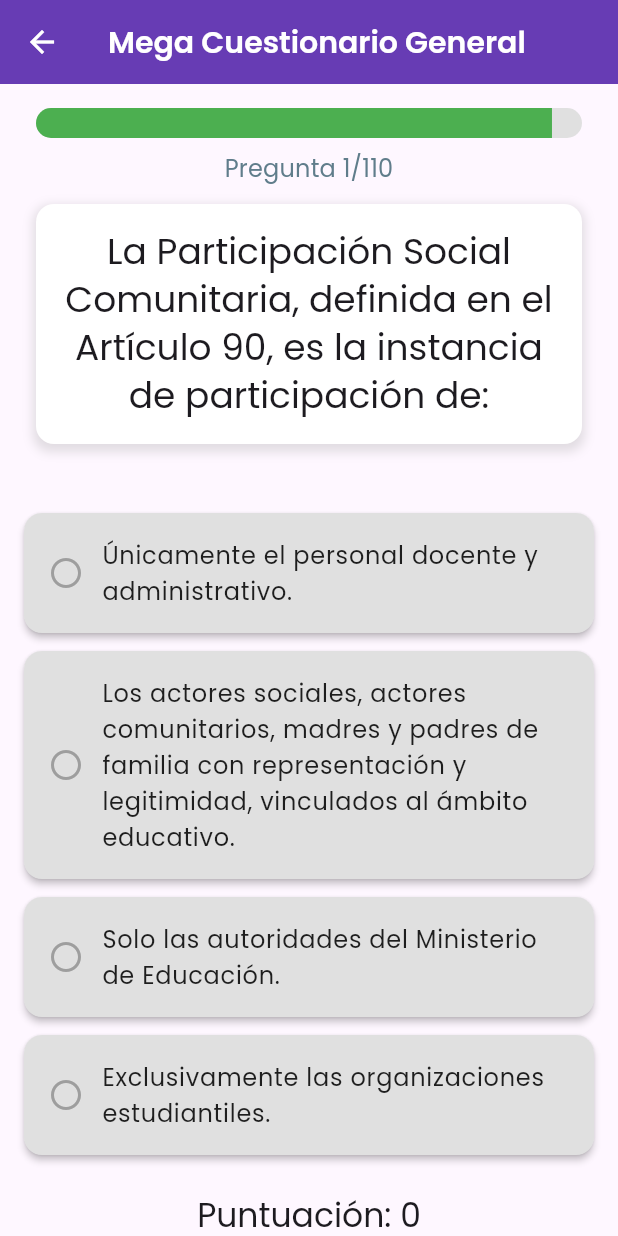
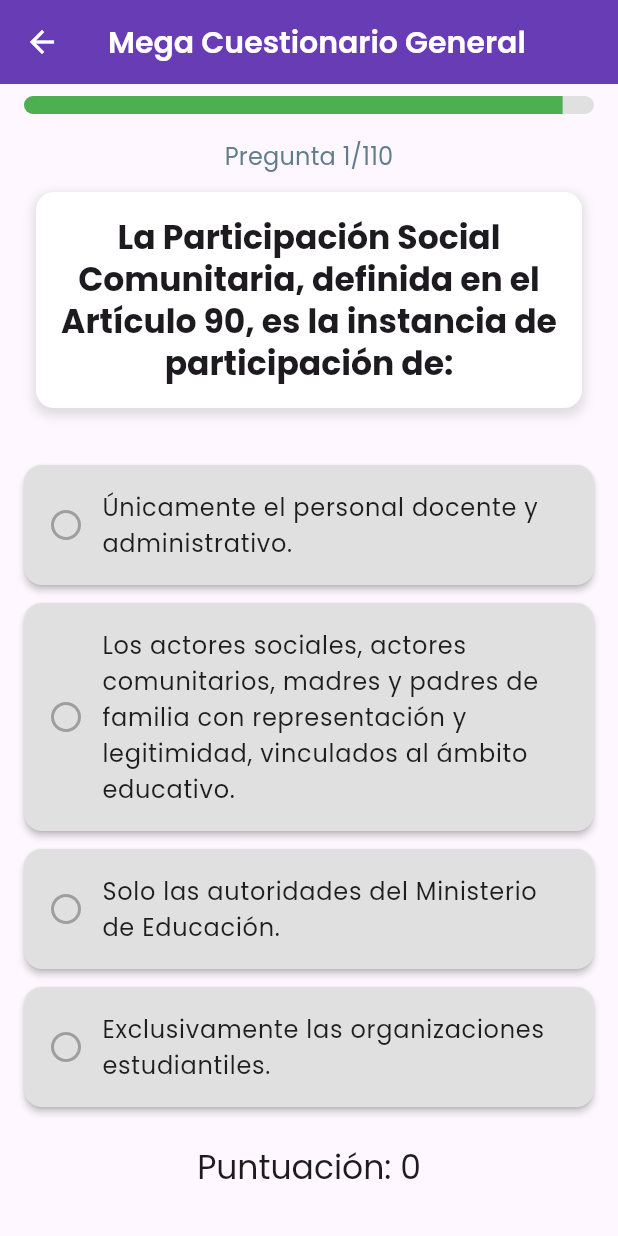
Before and after one commit to hithub24CH/mi-app-flutter-quiz, a Flutter app: the screen it shows after launch, after a tap on "Iniciar Mega Cuestionario", on a phone screen of 412 x 824 dp. Run offline on Flutter 3.47's test engine with Material 3 defaults, Android fonts, the phone set to English and light mode, and no system bars; drawn by our look-alikes of flutter_animate; our stand-ins replace audioplayers, percent_indicator, shared_preferences.

```diff
--- a/lib/screens/quiz_screen.dart
+++ b/lib/screens/quiz_screen.dart
@@ -1,4 +1,4 @@
-// lib/screens/quiz_screen.dart (CORREGIDO Y SEGURO)
+// lib/screens/quiz_screen.dart (MEJORAS VISUALES Y DE LAYOUT)
 
 import 'package:flutter/material.dart';
 import 'package:provider/provider.dart';
@@ -28,25 +28,19 @@ class _QuizScreenView extends StatefulWidget {
 }
 
 class _QuizScreenViewState extends State<_QuizScreenView> {
-  // <-- 1. DECLARAMOS UNA VARIABLE PARA GUARDAR LA INSTANCIA DEL PROVIDER
   late final QuizProvider _quizProvider;
 
   @override
   void initState() {
     super.initState();
-    // <-- 2. OBTENEMOS LA INSTANCIA DEL PROVIDER UNA SOLA VEZ Y LA GUARDAMOS
-    // Usamos listen: false porque en initState no queremos suscribirnos a cambios, solo obtener la referencia.
     _quizProvider = Provider.of<QuizProvider>(context, listen: false);
 
-    // Usamos un post-frame callback para añadir el listener de forma segura.
     WidgetsBinding.instance.addPostFrameCallback((_) {
-      // Ahora usamos nuestra variable local segura _quizProvider
       _quizProvider.addListener(_onQuizStateChanged);
     });
   }
 
   void _onQuizStateChanged() {
-    // Ya no necesitamos Provider.of() aquí, usamos nuestra variable.
     if (_quizProvider.quizCompleted) {
       if (mounted) {
         Navigator.of(context).pushReplacement(
@@ -63,15 +57,12 @@ class _QuizScreenViewState extends State<_QuizScreenView> {
 
   @override
   void dispose() {
-    // <-- 3. USAMOS LA REFERENCIA SEGURA PARA QUITAR EL LISTENER
-    // Esto ya no depende del 'context' y es 100% seguro.
     _quizProvider.removeListener(_onQuizStateChanged);
     super.dispose();
   }
 
   @override
   Widget build(BuildContext context) {
-    // Para construir la UI, seguimos usando el provider del context para que se reconstruya con los cambios.
     final provider = context.watch<QuizProvider>();
     final theme = Theme.of(context);
 
@@ -95,26 +86,34 @@ class _QuizScreenViewState extends State<_QuizScreenView> {
         title: Text(provider.quiz.title),
         automaticallyImplyLeading: !provider.isAnswered,
       ),
-      body: CustomScrollView(
+      // <-- CAMBIO 1: USAMOS UNA COLUMN COMO WIDGET PRINCIPAL
+      body: Column(
+        children: [
+          // <-- CAMBIO 1: LA BARRA DE PROGRESO AHORA ESTÁ AQUÍ, FUERA DEL SCROLL
+          Padding(
+            padding:
+                const EdgeInsets.symmetric(horizontal: 16.0, vertical: 8.0),
+            child: ClipRRect(
+              borderRadius: BorderRadius.circular(10),
+              child: LinearProgressIndicator(
+                value: provider.progress,
+                minHeight: 12, // <-- CAMBIO: BARRA MÁS DELGADA
+                backgroundColor: Colors.grey.shade300,
+                valueColor: const AlwaysStoppedAnimation<Color>(Colors.green),
+              ),
+            ),
+          ),
+          // <-- CAMBIO 1: EL CUSTOMSCROLLVIEW AHORA OCUPA EL RESTO DEL ESPACIO
+          Expanded(
+            child: CustomScrollView(
               slivers: [
                 SliverToBoxAdapter(
                   child: Padding(
-              padding:
-                  const EdgeInsets.symmetric(horizontal: 24.0, vertical: 16.0),
+                    padding: const EdgeInsets.symmetric(
+                        horizontal: 24.0, vertical: 8.0),
                     child: Column(
                       crossAxisAlignment: CrossAxisAlignment.stretch,
                       children: [
-                  ClipRRect(
-                    borderRadius: BorderRadius.circular(10),
-                    child: LinearProgressIndicator(
-                      value: provider.progress,
-                      minHeight: 20,
-                      backgroundColor: Colors.grey.shade300,
-                      valueColor:
-                          const AlwaysStoppedAnimation<Color>(Colors.green),
-                    ),
-                  ),
-                  const SizedBox(height: 8),
                         Text(
                           'Pregunta ${provider.currentQuestionIndex + 1}/${provider.totalQuestions}',
                           style: theme.textTheme.titleMedium?.copyWith(
@@ -138,8 +137,9 @@ class _QuizScreenViewState extends State<_QuizScreenView> {
                           ),
                           child: Text(
                             currentQuestion.text,
-                      style: theme.textTheme.headlineSmall?.copyWith(
-                        fontWeight: FontWeight.w500,
+                            // <-- CAMBIO 2: TEXTO MÁS PEQUEÑO Y EN NEGRITA
+                            style: theme.textTheme.titleLarge?.copyWith(
+                              fontWeight: FontWeight.bold,
                             ),
                             textAlign: TextAlign.center,
                           ),
@@ -193,10 +193,13 @@ class _QuizScreenViewState extends State<_QuizScreenView> {
                           ),
                         ),
                       )
-                    .animate(key: ValueKey('${currentQuestion.id}_$index'))
+                          .animate(
+                              key: ValueKey('${currentQuestion.id}_$index'))
                           .fadeIn(duration: 300.ms, delay: (150 * index).ms)
                           .slideX(
-                        begin: 0.2, duration: 300.ms, curve: Curves.easeOut);
+                              begin: 0.2,
+                              duration: 300.ms,
+                              curve: Curves.easeOut);
                     },
                   ),
                 ),
@@ -208,6 +211,9 @@ class _QuizScreenViewState extends State<_QuizScreenView> {
                       textAlign: TextAlign.center,
                       style: theme.textTheme.titleLarge,
                     ),
+                  ),
+                ),
+              ],
             ),
           ),
         ],
```
Lines whose indentation alone changed are shown as unchanged.
